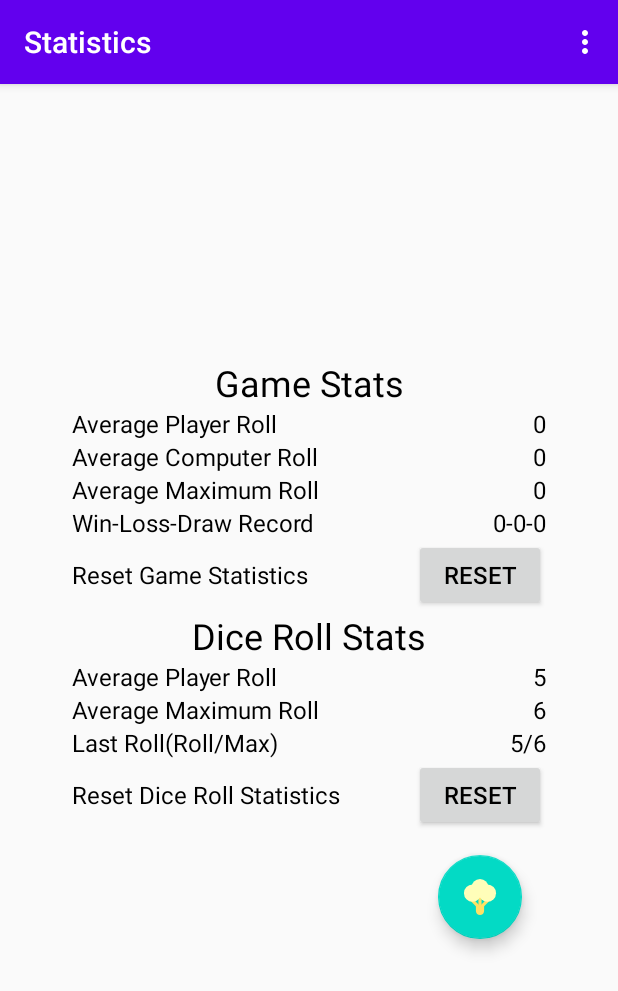
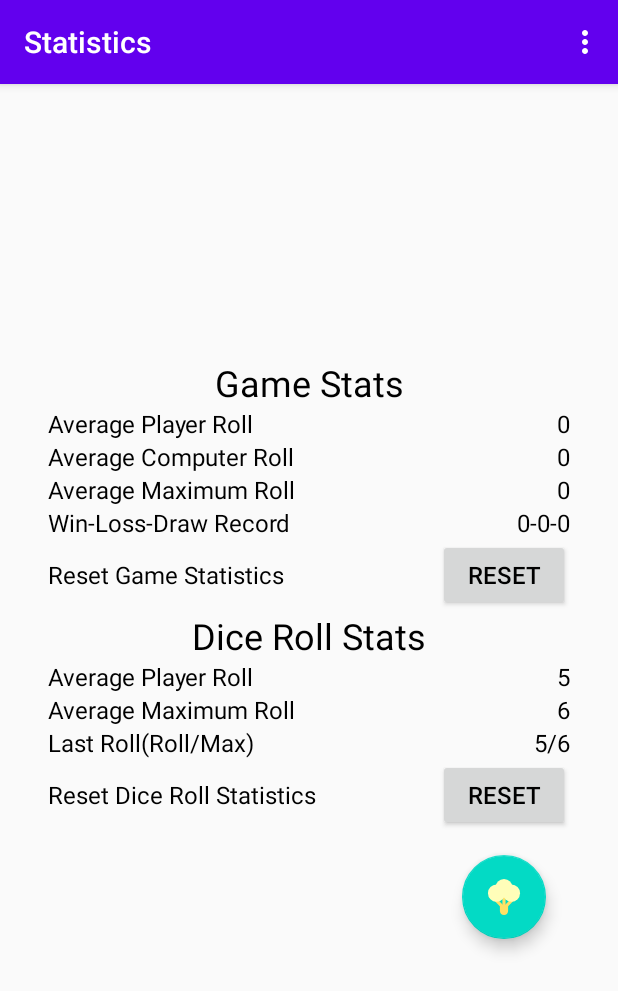
Before and after one commit to talon-ernst/SnakeEyes, an Android app: the StatsActivity screen opened directly, with no data from a screen before it, in the options menu, after a tap on "Stats", on a phone screen of 412 x 824 dp. Shown: the top 991 px of the screen. Run offline under Robolectric (Android 15) with nearby library versions, the phone set to English and light mode, and no system bars; 2 statements that could not run were skipped.

Commit message:
Fix small issues

```diff
--- a/app/src/main/java/ca/on/conesotgac/te/snakeeyes/MainActivity.java
+++ b/app/src/main/java/ca/on/conesotgac/te/snakeeyes/MainActivity.java
@@ -6,8 +6,11 @@ import androidx.preference.PreferenceManager;
 
 import android.animation.Animator;
 import android.animation.AnimatorListenerAdapter;
+import android.content.Context;
 import android.content.Intent;
+import android.content.IntentFilter;
 import android.content.SharedPreferences;
+import android.os.BatteryManager;
 import android.os.Bundle;
 import android.view.Menu;
 import android.view.MenuItem;
@@ -42,6 +45,7 @@ public class MainActivity extends AppCompatActivity {
         SetBackgroundColor();
         setContentView(R.layout.activity_main);
         creatingActivity = true;
+        lowBattery(this);
         super.onCreate(savedInstanceState);
 
         //Sets UI
@@ -248,4 +252,27 @@ public class MainActivity extends AppCompatActivity {
         super.onStop();
     }
 
+    public void lowBattery(Context context)
+    {
+        IntentFilter ifilter = new IntentFilter(Intent.ACTION_BATTERY_CHANGED);
+        Intent batteryStatus = context.registerReceiver(null, ifilter);
+
+
+        int level = batteryStatus.getIntExtra(BatteryManager.EXTRA_LEVEL, -1);
+        int scale = batteryStatus.getIntExtra(BatteryManager.EXTRA_SCALE, -1);
+
+        float batteryPct = level * 100 / (float)scale;
+
+        if(batteryPct <= 15)
+        {
+            batteryLow = true;
+            GameActivity.BatteryStatus = true;
+        }
+        else
+        {
+            batteryLow = false;
+            GameActivity.BatteryStatus = false;
+        }
+    }
+
 }
--- a/app/src/main/java/ca/on/conesotgac/te/snakeeyes/SnakeyesBroadcastReceiver.java
+++ b/app/src/main/java/ca/on/conesotgac/te/snakeeyes/SnakeyesBroadcastReceiver.java
@@ -36,4 +36,3 @@ public class SnakeyesBroadcastReceiver extends BroadcastReceiver {
     }
 
 }
-    //Intent intent = getApplicationContext().registerReceiver(SnakeyesBroadcastReceiver(),new IntentFilter(Intent.ACTION_BATTERY_CHANGED));
--- a/app/src/main/res/layout/activity_stats.xml
+++ b/app/src/main/res/layout/activity_stats.xml
@@ -19,8 +19,8 @@
         <LinearLayout
             android:layout_width="match_parent"
             android:layout_height="wrap_content"
-            android:layout_marginStart="32dp"
-            android:layout_marginEnd="32dp"
+            android:layout_marginStart="16dp"
+            android:layout_marginEnd="16dp"
             android:orientation="vertical">
 
             <TextView
```
Also changed, not shown: app/src/main/res/layout/activity_game.xml (+7 -2 lines).
